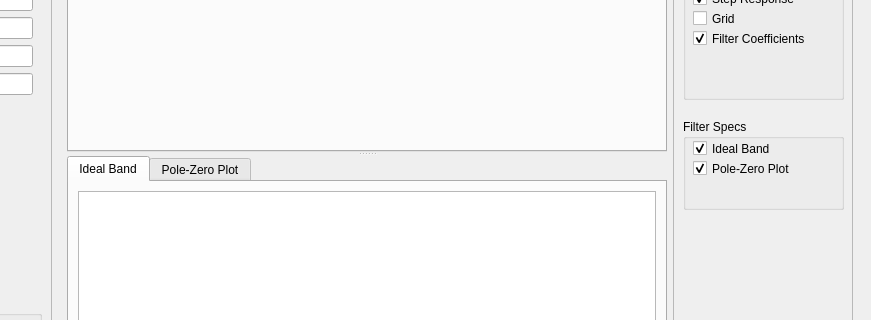
Old version of the form python/pyqt_filter_stacked.ui in the repository zeroXzero/gr-filtdes; both pictures show x 257 to 1128 and y 198 to 518 of the 1128 by 691 pixel window.
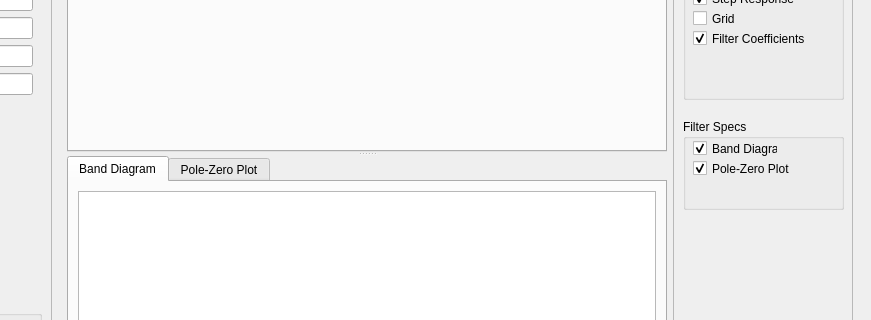
New version of the form. The open tabs and pages were chosen to show the change. Icons and pictures are not drawn. Custom widgets are drawn as their Qt base class.

Commit message: Added ideal band diagram for frequency plots

```diff
--- a/python/pyqt_filter_stacked.ui
+++ b/python/pyqt_filter_stacked.ui
@@ -730,7 +730,7 @@
              </sizepolicy>
             </property>
             <attribute name="title">
-             <string>Ideal Band</string>
+             <string>Band Diagram</string>
             </attribute>
             <layout class="QHBoxLayout" name="horizontalLayout_13">
              <item>
@@ -948,7 +948,7 @@
              </rect>
             </property>
             <property name="text">
-             <string>Ideal Band</string>
+             <string>Band Diagram</string>
             </property>
             <property name="checked">
              <bool>true</bool>
```
Left out of the diff: 18 changed lines with no effect on the pictures. The commit also changes 3 other files.
